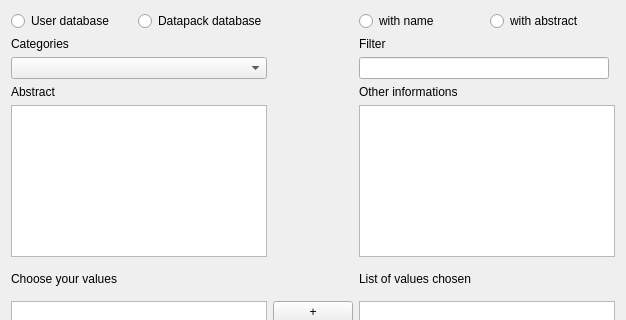
The window that plugins/accountplugin/receipts/findvaluesgui.ui (FreeHealth/freehealth) describes before a commit, drawn with Qt 5; both pictures show x 0 to 626 and y 0 to 320 of the 626 by 568 pixel window.
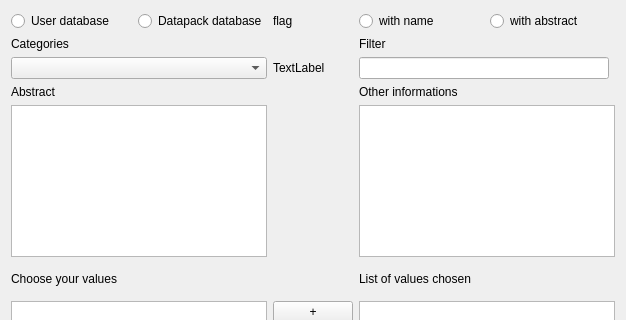
The same window after the commit.

What changed in the file:
```diff
--- a/plugins/accountplugin/receipts/findvaluesgui.ui
+++ b/plugins/accountplugin/receipts/findvaluesgui.ui
@@ -263,6 +263,23 @@
      <item row="2" column="2">
       <widget class="QLineEdit" name="lineEditFilter"/>
      </item>
+     <item row="0" column="1">
+      <widget class="QLabel" name="flagLabel">
+       <property name="text">
+        <string>flag</string>
+       </property>
+       <property name="wordWrap">
+        <bool>true</bool>
+       </property>
+      </widget>
+     </item>
+     <item row="2" column="1">
+      <widget class="QLabel" name="flagPixmapLabel">
+       <property name="text">
+        <string>TextLabel</string>
+       </property>
+      </widget>
+     </item>
     </layout>
    </item>
   </layout>
```
